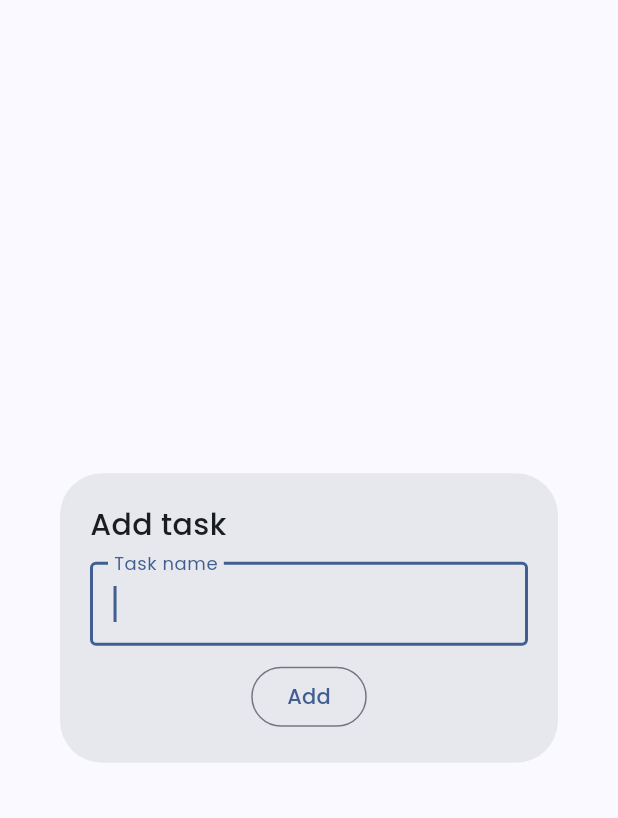
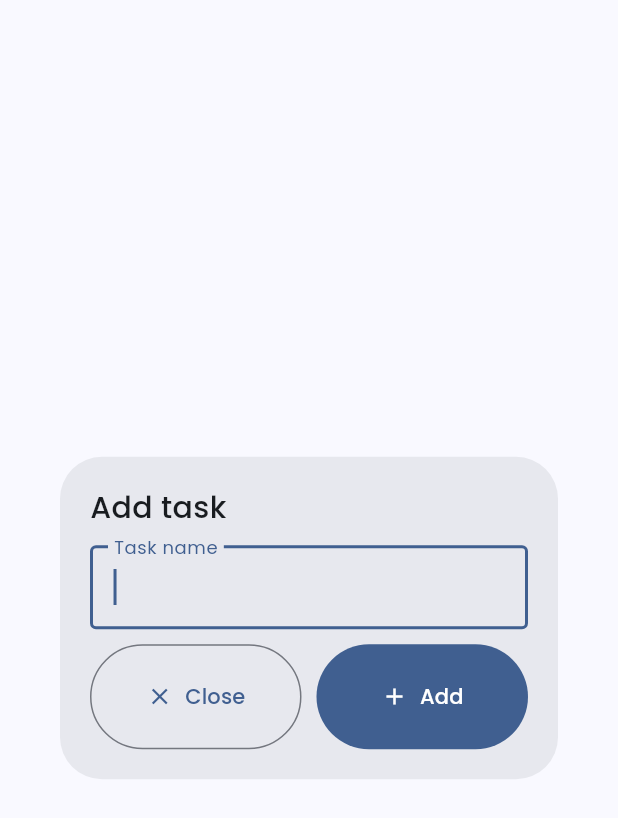
Before and after one commit to murilomonte/todo_app, a Flutter app: the AddTaskModal widget shown alone on an empty page, opened directly, on a phone screen of 412 x 824 dp. Shown: the top 818 px of the screen. Run offline on Flutter 3.47's test engine with Material 3 defaults, Android fonts, the phone set to English and light mode, and no system bars; our stand-ins replace google_fonts.

Commit message:
feat: validação no formulário de tasks

```diff
--- a/lib/widgets/add_task_modal.dart
+++ b/lib/widgets/add_task_modal.dart
@@ -2,18 +2,28 @@ import 'package:flutter/material.dart';
 import 'package:provider/provider.dart';
 import 'package:todo_provider/providers/todo_provider.dart';
 
-class AddTaskModal extends StatelessWidget {
+class AddTaskModal extends StatefulWidget {
+  const AddTaskModal({super.key});
+
+  @override
+  State<AddTaskModal> createState() => _AddTaskModalState();
+}
+
+class _AddTaskModalState extends State<AddTaskModal> {
   final TextEditingController _controller = TextEditingController();
-  AddTaskModal({super.key});
 
   @override
   Widget build(BuildContext context) {
     _controller.text = '';
+    // key que identifica unicamente o formulário
+    final formKey = GlobalKey<FormState>();
 
     return Dialog(
       child: SingleChildScrollView(
         child: Padding(
-          padding: const EdgeInsets.all(20),
+          padding: EdgeInsets.all(20),
+          child: Form(
+            key: formKey,
             child: Column(
               crossAxisAlignment: CrossAxisAlignment.start,
               children: [
@@ -23,26 +33,64 @@ class AddTaskModal extends StatelessWidget {
                 ),
                 SizedBox(height: 10),
 
-              TextField(
+                TextFormField(
                   autofocus: true,
                   controller: _controller,
                   decoration: InputDecoration(
                     border: OutlineInputBorder(),
                     label: Text('Task name'),
                   ),
+                  validator: (value) {
+                    // validação que retorna uma mensagem ao usuário
+                    if (value == null || value.isEmpty) {
+                      return 'Add task name';
+                    }
+                    return null;
+                  },
                 ),
                 SizedBox(height: 10),
-              Center(
-                child: OutlinedButton(
+                Row(
+                  spacing: 10,
+                  children: [
+                    Expanded(
+                      child: OutlinedButton.icon(
+                        style: OutlinedButton.styleFrom(
+                          padding: EdgeInsets.symmetric(vertical: 25),
+                        ),
+                        onPressed: () => Navigator.pop(context),
+                        icon: Icon(Icons.close),
+                        label: Text('Close'),
+                      ),
+                    ),
+                    Expanded(
+                      child: FilledButton.icon(
+                        style: FilledButton.styleFrom(
+                          padding: EdgeInsets.symmetric(vertical: 25),
+                        ),
                         onPressed: () {
+                          // verifica se o campo é válido. Caso contrário, mostra a mensagem de erro
+                          if (formKey.currentState!.validate()) {
+                            ScaffoldMessenger.of(context).showSnackBar(
+                              SnackBar(
+                                content: Text('Task added'),
+                                behavior: SnackBarBehavior.floating,
+                                showCloseIcon: true,
+                                duration: Duration(seconds: 2),
+                              ),
+                            );
                             final todo = context.read<TodoProvider>();
                             todo.addTask(_controller.text);
                             Navigator.pop(context);
+                          }
                         },
-                  child: Text('Add'),
+                        icon: Icon(Icons.add),
+                        label: Text('Add'),
                       ),
                     ),
                   ],
+                ),
+              ],
+            ),
           ),
         ),
       ),
```
Lines whose indentation alone changed are shown as unchanged.
